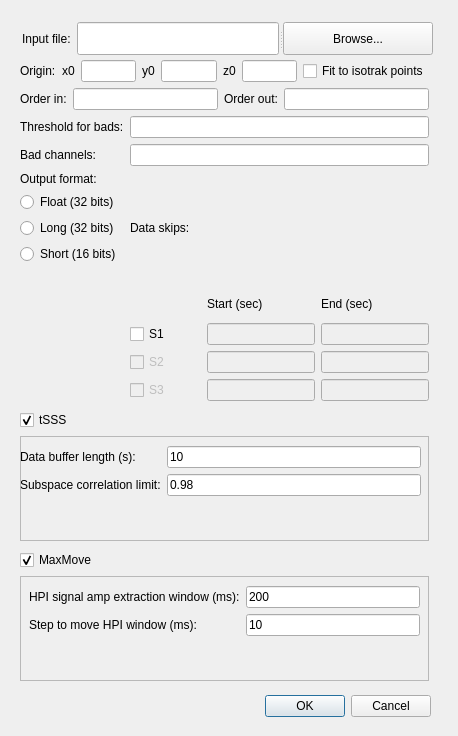
First picture: the form in UI/qt4Designer/maxFilterDialog.ui, repository cibr-jyu/meggie, before the edit.
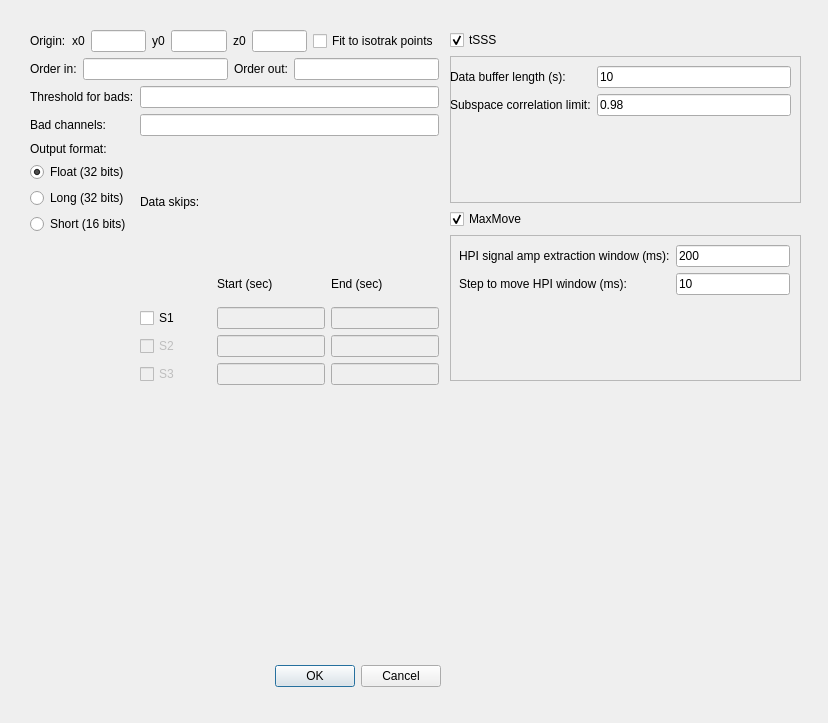
Second picture: the form after the edit.

What changed in the file:
```diff
--- a/UI/qt4Designer/maxFilterDialog.ui
+++ b/UI/qt4Designer/maxFilterDialog.ui
@@ -9,8 +9,8 @@
    <rect>
     <x>0</x>
     <y>0</y>
-    <width>458</width>
-    <height>736</height>
+    <width>828</width>
+    <height>723</height>
    </rect>
   </property>
   <property name="windowTitle">
@@ -19,8 +19,8 @@
   <widget class="QDialogButtonBox" name="buttonBox">
    <property name="geometry">
     <rect>
-     <x>90</x>
-     <y>690</y>
+     <x>100</x>
+     <y>660</y>
      <width>341</width>
      <height>32</height>
     </rect>
@@ -32,175 +32,13 @@
     <set>QDialogButtonBox::Cancel|QDialogButtonBox::Ok</set>
    </property>
   </widget>
-  <widget class="QWidget" name="">
+  <widget class="QWidget" name="layoutWidget">
    <property name="geometry">
     <rect>
-     <x>20</x>
-     <y>410</y>
+     <x>30</x>
+     <y>30</y>
      <width>409</width>
-     <height>131</height>
-    </rect>
-   </property>
-   <layout class="QVBoxLayout" name="verticalLayout_2">
-    <item>
-     <widget class="QCheckBox" name="checkBoxtSSS">
-      <property name="enabled">
-       <bool>true</bool>
-      </property>
-      <property name="text">
-       <string>tSSS</string>
-      </property>
-      <property name="checked">
-       <bool>true</bool>
-      </property>
-     </widget>
-    </item>
-    <item>
-     <widget class="QFrame" name="frame">
-      <property name="layoutDirection">
-       <enum>Qt::LeftToRight</enum>
-      </property>
-      <property name="frameShape">
-       <enum>QFrame::StyledPanel</enum>
-      </property>
-      <property name="frameShadow">
-       <enum>QFrame::Raised</enum>
-      </property>
-      <widget class="QWidget" name="formLayoutWidget">
-       <property name="geometry">
-        <rect>
-         <x>0</x>
-         <y>10</y>
-         <width>401</width>
-         <height>81</height>
-        </rect>
-       </property>
-       <layout class="QFormLayout" name="formLayout">
-        <property name="fieldGrowthPolicy">
-         <enum>QFormLayout::AllNonFixedFieldsGrow</enum>
-        </property>
-        <item row="0" column="0">
-         <widget class="QLabel" name="labelDataBufferLength">
-          <property name="text">
-           <string>Data buffer length (s):</string>
-          </property>
-         </widget>
-        </item>
-        <item row="0" column="1">
-         <widget class="QLineEdit" name="lineEditDataBufferLength">
-          <property name="text">
-           <string>10</string>
-          </property>
-         </widget>
-        </item>
-        <item row="1" column="0">
-         <widget class="QLabel" name="labelSubspaceCorrelationLimit">
-          <property name="text">
-           <string>Subspace correlation limit:</string>
-          </property>
-         </widget>
-        </item>
-        <item row="1" column="1">
-         <widget class="QLineEdit" name="lineEditSubspaceCorrelationLimit">
-          <property name="text">
-           <string>0.98</string>
-          </property>
-         </widget>
-        </item>
-       </layout>
-      </widget>
-     </widget>
-    </item>
-   </layout>
-  </widget>
-  <widget class="QWidget" name="layoutWidget_4">
-   <property name="geometry">
-    <rect>
-     <x>20</x>
-     <y>550</y>
-     <width>409</width>
-     <height>131</height>
-    </rect>
-   </property>
-   <layout class="QVBoxLayout" name="verticalLayout_4">
-    <item>
-     <widget class="QCheckBox" name="checkBoxMaxMove">
-      <property name="enabled">
-       <bool>true</bool>
-      </property>
-      <property name="text">
-       <string>MaxMove</string>
-      </property>
-      <property name="checked">
-       <bool>true</bool>
-      </property>
-     </widget>
-    </item>
-    <item>
-     <widget class="QFrame" name="frame_2">
-      <property name="layoutDirection">
-       <enum>Qt::LeftToRight</enum>
-      </property>
-      <property name="frameShape">
-       <enum>QFrame::StyledPanel</enum>
-      </property>
-      <property name="frameShadow">
-       <enum>QFrame::Raised</enum>
-      </property>
-      <widget class="QWidget" name="formLayoutWidget_3">
-       <property name="geometry">
-        <rect>
-         <x>9</x>
-         <y>10</y>
-         <width>391</width>
-         <height>80</height>
-        </rect>
-       </property>
-       <layout class="QFormLayout" name="formLayout_3">
-        <item row="2" column="0">
-         <layout class="QFormLayout" name="formLayout_4"/>
-        </item>
-        <item row="0" column="0">
-         <widget class="QLabel" name="labelHPI">
-          <property name="text">
-           <string>HPI signal amp extraction window (ms):</string>
-          </property>
-         </widget>
-        </item>
-        <item row="0" column="1">
-         <widget class="QLineEdit" name="lineEditHPI">
-          <property name="text">
-           <string>200</string>
-          </property>
-         </widget>
-        </item>
-        <item row="1" column="0">
-         <widget class="QLabel" name="labelHPIStep">
-          <property name="text">
-           <string>Step to move HPI window (ms):</string>
-          </property>
-         </widget>
-        </item>
-        <item row="1" column="1">
-         <widget class="QLineEdit" name="lineEditHPIStep">
-          <property name="text">
-           <string>10</string>
-          </property>
-         </widget>
-        </item>
-       </layout>
-      </widget>
-     </widget>
-    </item>
-   </layout>
-  </widget>
-  <widget class="QWidget" name="">
-   <property name="geometry">
-    <rect>
-     <x>20</x>
-     <y>60</y>
-     <width>409</width>
-     <height>341</height>
+     <height>355</height>
     </rect>
    </property>
    <layout class="QVBoxLayout" name="verticalLayout">
@@ -331,6 +169,12 @@
           <property name="text">
            <string>Float (32 bits)</string>
           </property>
+          <property name="checked">
+           <bool>true</bool>
+          </property>
+          <attribute name="buttonGroup">
+           <string notr="true">buttonGroup</string>
+          </attribute>
          </widget>
         </item>
         <item>
@@ -480,32 +324,158 @@
   <widget class="QWidget" name="">
    <property name="geometry">
     <rect>
-     <x>22</x>
-     <y>22</y>
-     <width>411</width>
-     <height>33</height>
+     <x>450</x>
+     <y>30</y>
+     <width>351</width>
+     <height>351</height>
     </rect>
    </property>
-   <layout class="QHBoxLayout" name="horizontalLayout">
+   <layout class="QVBoxLayout" name="verticalLayout_3">
     <item>
-     <widget class="QLabel" name="label">
-      <property name="text">
-       <string>Input file:</string>
-      </property>
-     </widget>
+     <layout class="QVBoxLayout" name="verticalLayout_2">
+      <item>
+       <widget class="QCheckBox" name="checkBoxtSSS">
+        <property name="enabled">
+         <bool>true</bool>
+        </property>
+        <property name="text">
+         <string>tSSS</string>
+        </property>
+        <property name="checked">
+         <bool>true</bool>
+        </property>
+       </widget>
+      </item>
+      <item>
+       <widget class="QFrame" name="frame">
+        <property name="layoutDirection">
+         <enum>Qt::LeftToRight</enum>
+        </property>
+        <property name="frameShape">
+         <enum>QFrame::StyledPanel</enum>
+        </property>
+        <property name="frameShadow">
+         <enum>QFrame::Raised</enum>
+        </property>
+        <widget class="QWidget" name="formLayoutWidget">
+         <property name="geometry">
+          <rect>
+           <x>0</x>
+           <y>10</y>
+           <width>341</width>
+           <height>81</height>
+          </rect>
+         </property>
+         <layout class="QFormLayout" name="formLayout">
+          <property name="fieldGrowthPolicy">
+           <enum>QFormLayout::AllNonFixedFieldsGrow</enum>
+          </property>
+          <item row="0" column="0">
+           <widget class="QLabel" name="labelDataBufferLength">
+            <property name="text">
+             <string>Data buffer length (s):</string>
+            </property>
+           </widget>
+          </item>
+          <item row="0" column="1">
+           <widget class="QLineEdit" name="lineEditDataBufferLength">
+            <property name="text">
+             <string>10</string>
+            </property>
+           </widget>
+          </item>
+          <item row="1" column="0">
+           <widget class="QLabel" name="labelSubspaceCorrelationLimit">
+            <property name="text">
+             <string>Subspace correlation limit:</string>
+            </property>
+           </widget>
+          </item>
+          <item row="1" column="1">
+           <widget class="QLineEdit" name="lineEditSubspaceCorrelationLimit">
+            <property name="text">
+             <string>0.98</string>
+            </property>
+           </widget>
+          </item>
+         </layout>
+        </widget>
+       </widget>
+      </item>
+     </layout>
     </item>
     <item>
-     <widget class="QSplitter" name="splitter_2">
-      <property name="orientation">
-       <enum>Qt::Horizontal</enum>
-      </property>
-      <widget class="QLineEdit" name="FilePathLineEdit_2"/>
-      <widget class="QPushButton" name="browseButton_2">
-       <property name="text">
-        <string>Browse...</string>
-       </property>
-      </widget>
-     </widget>
+     <layout class="QVBoxLayout" name="verticalLayout_4">
+      <item>
+       <widget class="QCheckBox" name="checkBoxMaxMove">
+        <property name="enabled">
+         <bool>true</bool>
+        </property>
+        <property name="text">
+         <string>MaxMove</string>
+        </property>
+        <property name="checked">
+         <bool>true</bool>
+        </property>
+       </widget>
+      </item>
+      <item>
+       <widget class="QFrame" name="frame_2">
+        <property name="layoutDirection">
+         <enum>Qt::LeftToRight</enum>
+        </property>
+        <property name="frameShape">
+         <enum>QFrame::StyledPanel</enum>
+        </property>
+        <property name="frameShadow">
+         <enum>QFrame::Raised</enum>
+        </property>
+        <widget class="QWidget" name="formLayoutWidget_3">
+         <property name="geometry">
+          <rect>
+           <x>9</x>
+           <y>10</y>
+           <width>331</width>
+           <height>80</height>
+          </rect>
+         </property>
+         <layout class="QFormLayout" name="formLayout_3">
+          <item row="2" column="0">
+           <layout class="QFormLayout" name="formLayout_4"/>
+          </item>
+          <item row="0" column="0">
+           <widget class="QLabel" name="labelHPI">
+            <property name="text">
+             <string>HPI signal amp extraction window (ms):</string>
+            </property>
+           </widget>
+          </item>
+          <item row="0" column="1">
+           <widget class="QLineEdit" name="lineEditHPI">
+            <property name="text">
+             <string>200</string>
+            </property>
+           </widget>
+          </item>
+          <item row="1" column="0">
+           <widget class="QLabel" name="labelHPIStep">
+            <property name="text">
+             <string>Step to move HPI window (ms):</string>
+            </property>
+           </widget>
+          </item>
+          <item row="1" column="1">
+           <widget class="QLineEdit" name="lineEditHPIStep">
+            <property name="text">
+             <string>10</string>
+            </property>
+           </widget>
+          </item>
+         </layout>
+        </widget>
+       </widget>
+      </item>
+     </layout>
     </item>
    </layout>
   </widget>
```
Left out of the diff: 172 changed lines with no effect on the pictures.
